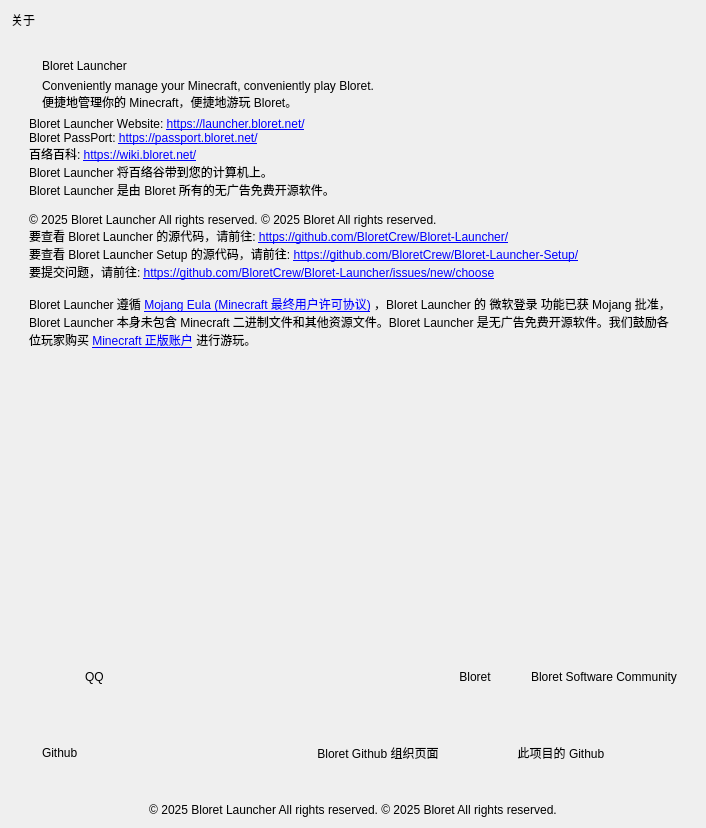
The window that ui/info.ui (BloretCrew/Bloret-Launcher) describes before a commit, drawn with Qt 5.
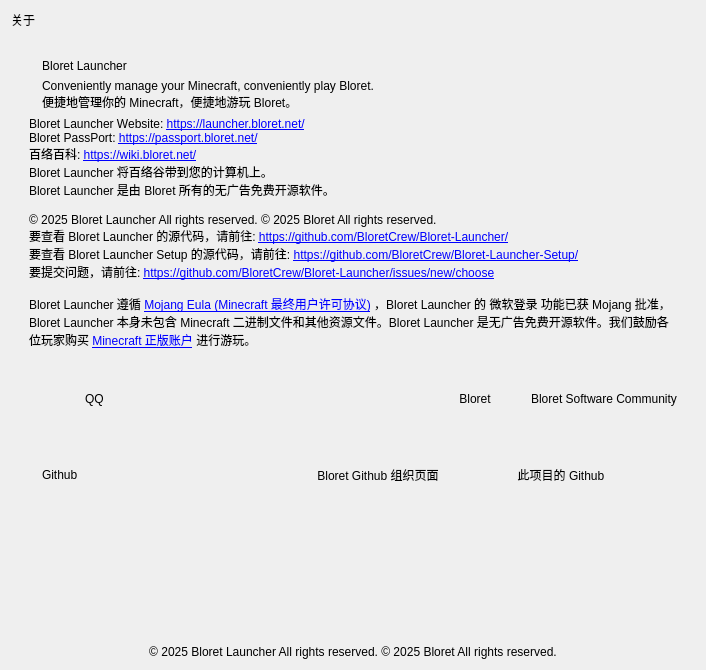
The same window after the commit. Icons and pictures are not drawn. Custom widgets are drawn as their Qt base class.

```diff
--- a/ui/info.ui
+++ b/ui/info.ui
@@ -7,7 +7,7 @@
     <x>0</x>
     <y>0</y>
     <width>706</width>
-    <height>828</height>
+    <height>670</height>
    </rect>
   </property>
   <property name="windowTitle">
@@ -38,7 +38,7 @@
         <x>0</x>
         <y>0</y>
         <width>688</width>
-        <height>744</height>
+        <height>669</height>
        </rect>
       </property>
       <layout class="QVBoxLayout" name="verticalLayout">
@@ -188,19 +188,6 @@
          </layout>
         </widget>
        </item>
-       <item>
-        <spacer name="verticalSpacer">
-         <property name="orientation">
-          <enum>Qt::Vertical</enum>
-         </property>
-         <property name="sizeHint" stdset="0">
-          <size>
-           <width>20</width>
-           <height>106</height>
-          </size>
-         </property>
-        </spacer>
-       </item>
        <item>
         <widget class="CardWidget" name="frame_5">
          <property name="minimumSize">
@@ -423,6 +410,19 @@
          </layout>
         </widget>
        </item>
+       <item>
+        <spacer name="verticalSpacer">
+         <property name="orientation">
+          <enum>Qt::Vertical</enum>
+         </property>
+         <property name="sizeHint" stdset="0">
+          <size>
+           <width>20</width>
+           <height>106</height>
+          </size>
+         </property>
+        </spacer>
+       </item>
       </layout>
      </widget>
     </widget>
```
